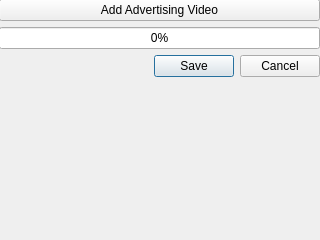
Qt form admin/ui/addnewvideodialog.ui (Mateus224/rotable) before a commit.
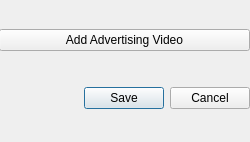
The same form after that commit.

Patch:
```diff
--- a/admin/ui/addnewvideodialog.ui
+++ b/admin/ui/addnewvideodialog.ui
@@ -6,8 +6,8 @@
    <rect>
     <x>0</x>
     <y>0</y>
-    <width>320</width>
-    <height>240</height>
+    <width>250</width>
+    <height>142</height>
    </rect>
   </property>
   <property name="windowTitle">
@@ -18,13 +18,19 @@
     <rect>
      <x>-1</x>
      <y>-1</y>
-     <width>321</width>
-     <height>241</height>
+     <width>251</width>
+     <height>141</height>
     </rect>
    </property>
    <layout class="QVBoxLayout" name="verticalLayout">
     <item>
      <layout class="QHBoxLayout" name="horizontalLayout_2">
+      <property name="spacing">
+       <number>8</number>
+      </property>
+      <property name="sizeConstraint">
+       <enum>QLayout::SetDefaultConstraint</enum>
+      </property>
       <item>
        <widget class="QPushButton" name="addVideoButton">
         <property name="text">
@@ -34,13 +40,6 @@
       </item>
      </layout>
     </item>
-    <item>
-     <widget class="QProgressBar" name="progressBar">
-      <property name="value">
-       <number>0</number>
-      </property>
-     </widget>
-    </item>
     <item>
      <widget class="QDialogButtonBox" name="buttonBox">
       <property name="toolTip">
@@ -54,19 +53,6 @@
       </property>
      </widget>
     </item>
-    <item>
-     <spacer name="verticalSpacer">
-      <property name="orientation">
-       <enum>Qt::Vertical</enum>
-      </property>
-      <property name="sizeHint" stdset="0">
-       <size>
-        <width>20</width>
-        <height>40</height>
-       </size>
-      </property>
-     </spacer>
-    </item>
    </layout>
   </widget>
  </widget>
```
